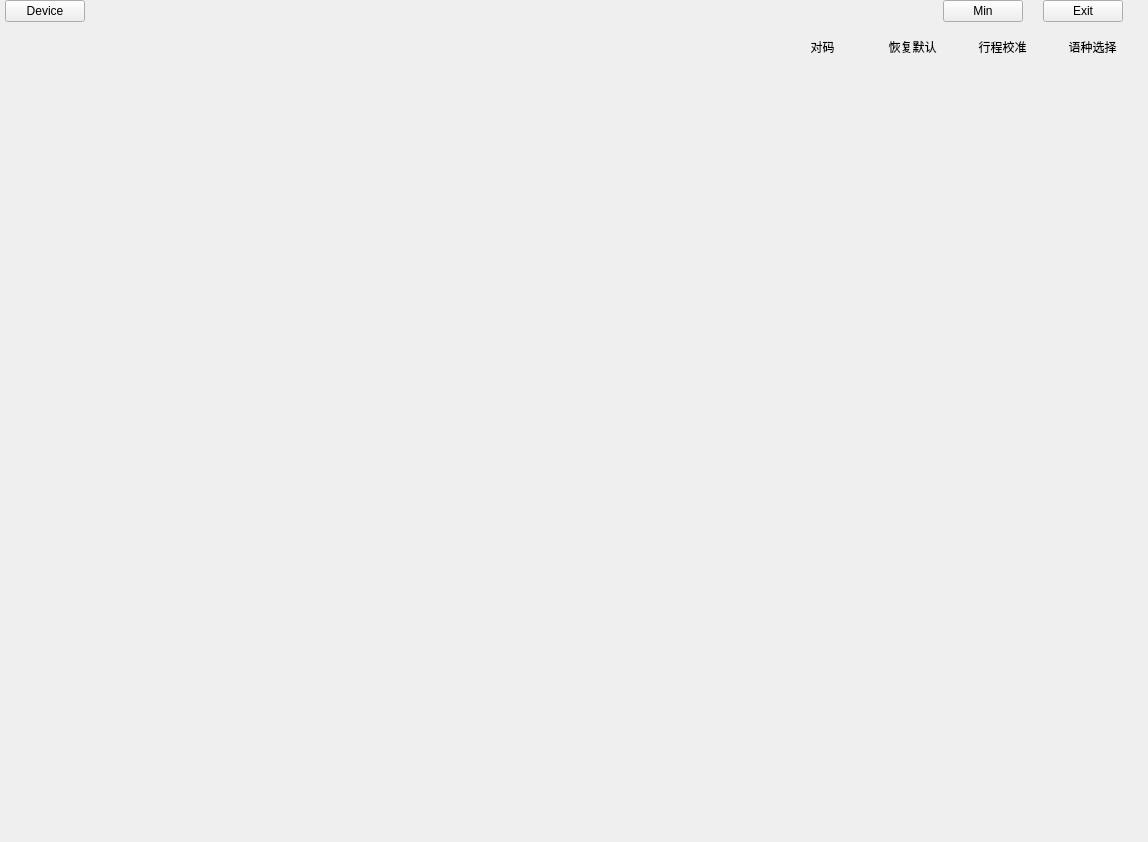
Old version of the form MainWindow.ui in the repository wlffeng2008/AKKOStdio.
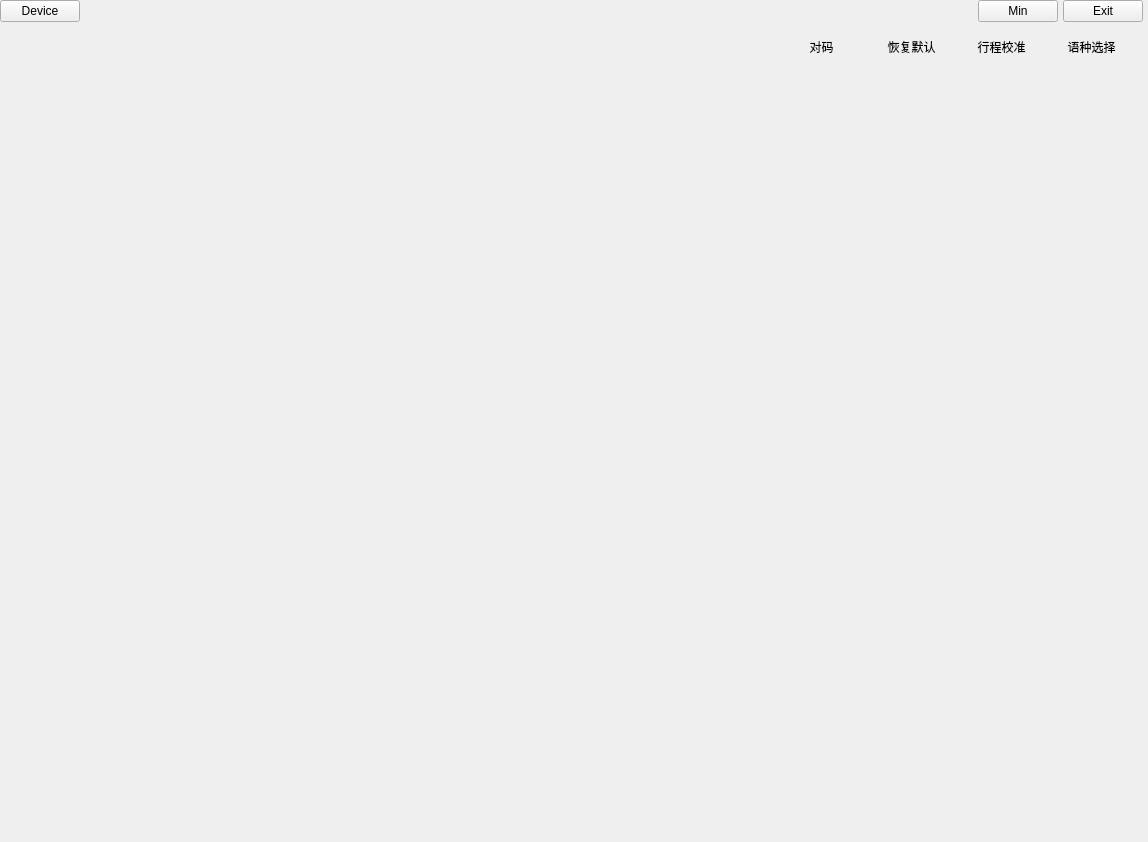
New version of the form. The open tabs and pages were chosen to show the change. Icons and pictures are not drawn. Custom widgets are drawn as their Qt base class.

```diff
--- a/MainWindow.ui
+++ b/MainWindow.ui
@@ -27,13 +27,13 @@
      <number>0</number>
     </property>
     <property name="leftMargin">
-     <number>5</number>
+     <number>0</number>
     </property>
     <property name="topMargin">
      <number>0</number>
     </property>
     <property name="rightMargin">
-     <number>15</number>
+     <number>0</number>
     </property>
     <property name="bottomMargin">
      <number>0</number>
@@ -41,10 +41,10 @@
     <item>
      <layout class="QHBoxLayout" name="horizontalLayout">
       <property name="spacing">
-       <number>20</number>
+       <number>5</number>
       </property>
       <property name="rightMargin">
-       <number>10</number>
+       <number>5</number>
       </property>
       <item>
        <widget class="QPushButton" name="pushButtonDevice">
@@ -89,7 +89,7 @@
     <item>
      <widget class="QStackedWidget" name="stackedWidget">
       <property name="currentIndex">
-       <number>1</number>
+       <number>0</number>
       </property>
       <widget class="QWidget" name="page1">
        <layout class="QVBoxLayout" name="verticalLayout">
@@ -263,6 +263,12 @@
           <property name="spacing">
            <number>0</number>
           </property>
+          <property name="rightMargin">
+           <number>18</number>
+          </property>
+          <property name="bottomMargin">
+           <number>18</number>
+          </property>
           <item>
            <layout class="QHBoxLayout" name="horizontalLayoutT">
             <property name="spacing">
@@ -275,10 +281,10 @@
              <number>10</number>
             </property>
             <property name="rightMargin">
-             <number>2</number>
+             <number>0</number>
             </property>
             <property name="bottomMargin">
-             <number>10</number>
+             <number>5</number>
             </property>
             <item>
              <widget class="QLabel" name="labelLogo">
```
